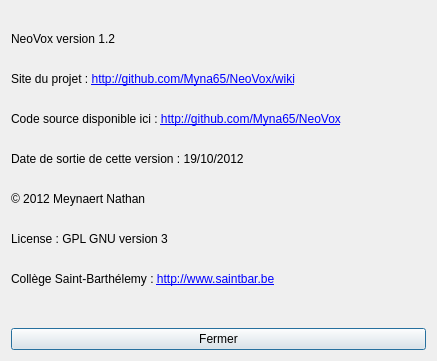
Myna65/NeoVox, file about.ui: the form before one commit.
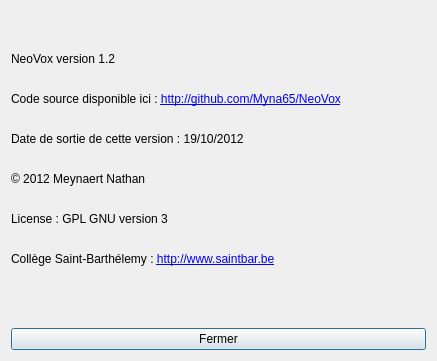
The form after the commit.

Commit message: Correction de la page "À Propos"

Diff of the .ui file:
```diff
--- a/about.ui
+++ b/about.ui
@@ -17,7 +17,7 @@
    <item>
     <widget class="QLabel" name="label">
      <property name="text">
-      <string>&lt;html&gt;&lt;head/&gt;&lt;body&gt;&lt;p&gt;NeoVox version 1.2&lt;br/&gt;&lt;/p&gt;&lt;p&gt;Site du projet : &lt;a href=&quot;http://github.com/Myna65/NeoVox/wiki&quot;&gt;&lt;span style=&quot; text-decoration: underline; color:#0000ff;&quot;&gt;http://github.com/Myna65/NeoVox/wiki&lt;/span&gt;&lt;/a&gt;&lt;br/&gt;&lt;/p&gt;&lt;p&gt;Code source disponible ici : &lt;a href=&quot;http://github.com/Myna65/NeoVox&quot;&gt;&lt;span style=&quot; text-decoration: underline; color:#0000ff;&quot;&gt;http://github.com/Myna65/NeoVox&lt;/span&gt;&lt;/a&gt;&lt;br/&gt;&lt;/p&gt;&lt;p&gt;Date de sortie de cette version : 19/10/2012&lt;br/&gt;&lt;/p&gt;&lt;p&gt;© 2012 Meynaert Nathan&lt;br/&gt;&lt;/p&gt;&lt;p&gt;License : GPL GNU version 3&lt;br/&gt;&lt;/p&gt;&lt;p&gt;Collège Saint-Barthélemy : &lt;a href=&quot;http://www.saintbar.be&quot;&gt;&lt;span style=&quot; text-decoration: underline; color:#0000ff;&quot;&gt;http://www.saintbar.be&lt;/span&gt;&lt;/a&gt;&lt;br/&gt;&lt;/p&gt;&lt;/body&gt;&lt;/html&gt;</string>
+      <string>&lt;html&gt;&lt;head/&gt;&lt;body&gt;&lt;p&gt;NeoVox version 1.2&lt;br/&gt;&lt;/p&gt;&lt;p&gt;Code source disponible ici : &lt;a href=&quot;http://github.com/Myna65/NeoVox&quot;&gt;&lt;span style=&quot; text-decoration: underline; color:#0000ff;&quot;&gt;http://github.com/Myna65/NeoVox&lt;/span&gt;&lt;/a&gt;&lt;br/&gt;&lt;/p&gt;&lt;p&gt;Date de sortie de cette version : 19/10/2012&lt;br/&gt;&lt;/p&gt;&lt;p&gt;© 2012 Meynaert Nathan&lt;br/&gt;&lt;/p&gt;&lt;p&gt;License : GPL GNU version 3&lt;br/&gt;&lt;/p&gt;&lt;p&gt;Collège Saint-Barthélemy : &lt;a href=&quot;http://www.saintbar.be&quot;&gt;&lt;span style=&quot; text-decoration: underline; color:#0000ff;&quot;&gt;http://www.saintbar.be&lt;/span&gt;&lt;/a&gt;&lt;br/&gt;&lt;/p&gt;&lt;/body&gt;&lt;/html&gt;</string>
      </property>
      <property name="openExternalLinks">
       <bool>true</bool>
```
